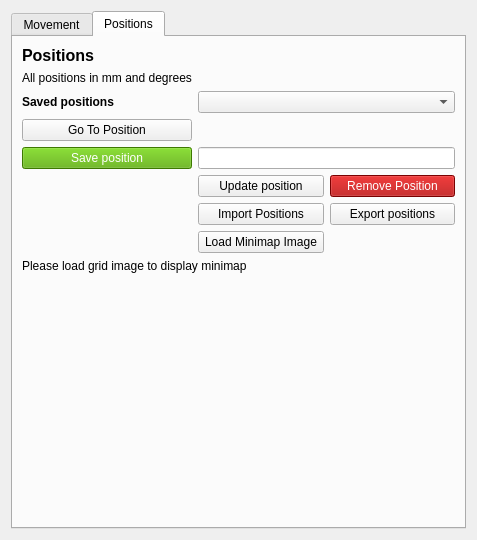
Old version of the form fibsem/ui/qtdesigner_files/FibsemMovementWidget.ui in the repository DeMarcoLab/fibsem.
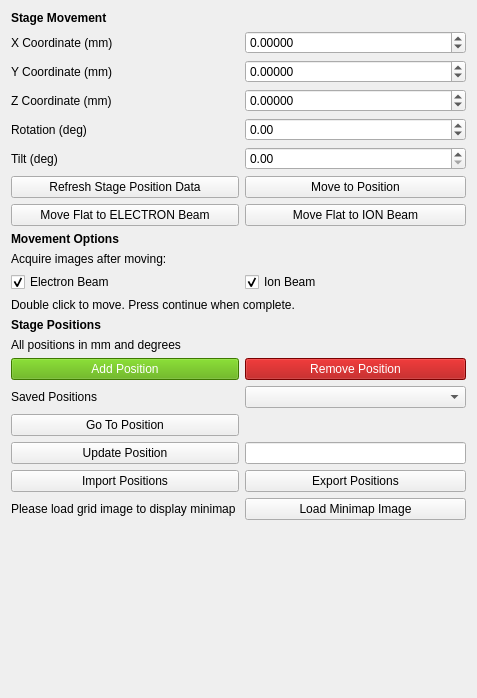
New version of the form. The open tabs and pages were chosen to show the change.

Commit message: cleanup movement widget positions

Diff of the .ui file:
```diff
--- a/fibsem/ui/qtdesigner_files/FibsemMovementWidget.ui
+++ b/fibsem/ui/qtdesigner_files/FibsemMovementWidget.ui
@@ -7,194 +7,113 @@
     <x>0</x>
     <y>0</y>
     <width>477</width>
-    <height>540</height>
+    <height>698</height>
    </rect>
   </property>
   <property name="windowTitle">
    <string>Form</string>
   </property>
   <layout class="QGridLayout" name="gridLayout">
-   <item row="2" column="0">
-    <widget class="QTabWidget" name="tabWidget">
-     <property name="currentIndex">
-      <number>0</number>
+   <item row="0" column="0" colspan="2">
+    <widget class="QLabel" name="label_movement_header">
+     <property name="font">
+      <font>
+       <weight>75</weight>
+       <bold>true</bold>
+      </font>
      </property>
-     <widget class="QWidget" name="tab_movement">
-      <attribute name="title">
-       <string>Movement</string>
-      </attribute>
-      <layout class="QGridLayout" name="gridLayout_2">
-       <item row="8" column="1">
+     <property name="text">
+      <string>Stage Movement</string>
+     </property>
+    </widget>
+   </item>
+   <item row="15" column="0">
+    <widget class="QPushButton" name="pushButton_save_position">
+     <property name="styleSheet">
+      <string notr="true">color: white; background-color: rgb(85, 170, 0)</string>
+     </property>
+     <property name="text">
+      <string>Add Position</string>
+     </property>
+    </widget>
+   </item>
+   <item row="16" column="1">
+    <widget class="QComboBox" name="comboBox_positions"/>
+   </item>
+   <item row="3" column="0">
+    <widget class="QLabel" name="label_movement_stage_z">
+     <property name="text">
+      <string>Z Coordinate (mm)</string>
+     </property>
+    </widget>
+   </item>
+   <item row="6" column="0">
+    <widget class="QPushButton" name="pushButton_refresh_stage_position_data">
+     <property name="text">
+      <string>Refresh Stage Position Data</string>
+     </property>
+    </widget>
+   </item>
+   <item row="7" column="1">
         <widget class="QPushButton" name="pushButton_move_flat_ion">
          <property name="text">
           <string>Move Flat to ION Beam</string>
          </property>
         </widget>
        </item>
-       <item row="11" column="1">
-        <widget class="QCheckBox" name="checkBox_movement_acquire_ion">
-         <property name="text">
-          <string>Ion Beam</string>
-         </property>
-         <property name="checked">
-          <bool>true</bool>
-         </property>
-        </widget>
-       </item>
-       <item row="9" column="0" colspan="2">
-        <widget class="QPushButton" name="pushButton_move">
+   <item row="13" column="0" colspan="2">
+    <widget class="QLabel" name="label_positions_header">
+     <property name="font">
+      <font>
+       <weight>75</weight>
+       <bold>true</bold>
+      </font>
+     </property>
          <property name="text">
-          <string>Move to Position</string>
+      <string>Stage Positions</string>
          </property>
         </widget>
        </item>
-       <item row="5" column="0">
-        <widget class="QLabel" name="label_movement_stage_coordinate_system">
+   <item row="18" column="0">
+    <widget class="QPushButton" name="pushButton_go_to">
          <property name="text">
-          <string>Coordinate System</string>
+      <string>Go To Position</string>
          </property>
         </widget>
        </item>
-       <item row="0" column="1">
-        <widget class="QDoubleSpinBox" name="doubleSpinBox_movement_stage_x">
-         <property name="decimals">
-          <number>5</number>
-         </property>
-         <property name="minimum">
-          <double>-10000000000.000000000000000</double>
-         </property>
-         <property name="maximum">
-          <double>100000000000000000.000000000000000</double>
+   <item row="16" column="0">
+    <widget class="QLabel" name="label_saved_positions">
+     <property name="font">
+      <font>
+       <weight>50</weight>
+       <bold>false</bold>
+      </font>
+     </property>
+     <property name="text">
+      <string>Saved Positions</string>
          </property>
         </widget>
        </item>
        <item row="1" column="0">
-        <widget class="QLabel" name="label_movement_stage_y">
-         <property name="text">
-          <string>Y Coordinate (mm)</string>
-         </property>
-        </widget>
-       </item>
-       <item row="4" column="0">
-        <widget class="QLabel" name="label_movement_stage_tilt">
-         <property name="text">
-          <string>Tilt (deg)</string>
-         </property>
-        </widget>
-       </item>
-       <item row="8" column="0">
-        <widget class="QPushButton" name="pushButton_move_flat_electron">
-         <property name="text">
-          <string>Move Flat to ELECTRON Beam</string>
-         </property>
-        </widget>
-       </item>
-       <item row="3" column="0">
-        <widget class="QLabel" name="label_movement_stage_rotation">
-         <property name="text">
-          <string>Rotation (deg)</string>
-         </property>
-        </widget>
-       </item>
-       <item row="0" column="0">
         <widget class="QLabel" name="label_movement_stage_x">
          <property name="text">
           <string>X Coordinate (mm)</string>
          </property>
         </widget>
        </item>
-       <item row="13" column="0" colspan="2">
-        <widget class="QPushButton" name="pushButton_continue">
+   <item row="7" column="0">
+    <widget class="QPushButton" name="pushButton_move_flat_electron">
          <property name="text">
-          <string>Continue</string>
+      <string>Move Flat to ELECTRON Beam</string>
          </property>
         </widget>
        </item>
-       <item row="5" column="1">
-        <widget class="QComboBox" name="comboBox_movement_stage_coordinate_system"/>
-       </item>
-       <item row="3" column="1">
-        <widget class="QDoubleSpinBox" name="doubleSpinBox_movement_stage_rotation">
-         <property name="minimum">
-          <double>-360.000000000000000</double>
-         </property>
-         <property name="maximum">
-          <double>360.000000000000000</double>
-         </property>
-        </widget>
-       </item>
-       <item row="4" column="1">
-        <widget class="QDoubleSpinBox" name="doubleSpinBox_movement_stage_tilt"/>
-       </item>
-       <item row="2" column="1">
-        <widget class="QDoubleSpinBox" name="doubleSpinBox_movement_stage_z">
-         <property name="decimals">
-          <number>5</number>
-         </property>
-         <property name="minimum">
-          <double>-100000000000000000.000000000000000</double>
-         </property>
-         <property name="maximum">
-          <double>99999999999999991611392.000000000000000</double>
-         </property>
-        </widget>
-       </item>
-       <item row="10" column="0" colspan="2">
-        <widget class="QLabel" name="label_movement_images">
-         <property name="text">
-          <string>Acquire images after moving:</string>
-         </property>
-        </widget>
-       </item>
-       <item row="11" column="0">
-        <widget class="QCheckBox" name="checkBox_movement_acquire_electron">
-         <property name="text">
-          <string>Electron Beam</string>
-         </property>
-         <property name="checked">
-          <bool>true</bool>
-         </property>
-        </widget>
-       </item>
-       <item row="2" column="0">
-        <widget class="QLabel" name="label_movement_stage_z">
-         <property name="text">
-          <string>Z Coordinate (mm)</string>
-         </property>
-        </widget>
-       </item>
-       <item row="1" column="1">
-        <widget class="QDoubleSpinBox" name="doubleSpinBox_movement_stage_y">
-         <property name="decimals">
-          <number>5</number>
-         </property>
-         <property name="minimum">
-          <double>-100000000000000000000.000000000000000</double>
-         </property>
-         <property name="maximum">
-          <double>10000000000000000905969664.000000000000000</double>
-         </property>
-        </widget>
-       </item>
-       <item row="14" column="0" colspan="2">
-        <spacer name="verticalSpacer">
-         <property name="orientation">
-          <enum>Qt::Vertical</enum>
-         </property>
-         <property name="sizeHint" stdset="0">
-          <size>
-           <width>20</width>
-           <height>40</height>
-          </size>
-         </property>
-        </spacer>
-       </item>
-       <item row="12" column="0" colspan="2">
+   <item row="11" column="0" colspan="2">
         <widget class="QLabel" name="label_movement_instructions">
          <property name="minimumSize">
           <size>
            <width>0</width>
-           <height>50</height>
+       <height>0</height>
           </size>
          </property>
          <property name="text">
@@ -205,99 +124,86 @@
          </property>
         </widget>
        </item>
-       <item row="6" column="0" colspan="2">
-        <widget class="QPushButton" name="pushButton_refresh_stage_position_data">
+   <item row="24" column="0" colspan="2">
+    <widget class="QLabel" name="label_minimap">
          <property name="text">
-          <string>Refresh Stage Position Data</string>
+      <string/>
          </property>
         </widget>
        </item>
-      </layout>
-     </widget>
-     <widget class="QWidget" name="tab_positions">
-      <attribute name="title">
-       <string>Positions</string>
-      </attribute>
-      <layout class="QGridLayout" name="gridLayout_3">
-       <item row="1" column="1">
-        <widget class="QLabel" name="label">
-         <property name="font">
-          <font>
-           <pointsize>12</pointsize>
-           <weight>75</weight>
-           <bold>true</bold>
-          </font>
-         </property>
-         <property name="text">
-          <string>Positions </string>
-         </property>
-        </widget>
-       </item>
-       <item row="7" column="3">
-        <widget class="QPushButton" name="pushButton_export">
-         <property name="text">
-          <string>Export positions</string>
-         </property>
-        </widget>
-       </item>
-       <item row="9" column="1" colspan="3">
+   <item row="23" column="0">
         <widget class="QLabel" name="label_4">
          <property name="text">
           <string>Please load grid image to display minimap </string>
          </property>
         </widget>
        </item>
-       <item row="2" column="1">
-        <widget class="QLabel" name="label_3">
-         <property name="text">
-          <string>All positions in mm and degrees</string>
+   <item row="19" column="1">
+    <widget class="QLineEdit" name="lineEdit_position_name">
+     <property name="sizePolicy">
+      <sizepolicy hsizetype="Preferred" vsizetype="Fixed">
+       <horstretch>0</horstretch>
+       <verstretch>0</verstretch>
+      </sizepolicy>
          </property>
         </widget>
        </item>
-       <item row="3" column="1">
-        <widget class="QLabel" name="label_2">
-         <property name="font">
-          <font>
-           <weight>75</weight>
-           <bold>true</bold>
-          </font>
-         </property>
-         <property name="text">
-          <string>Saved positions</string>
-         </property>
-        </widget>
-       </item>
-       <item row="4" column="2" colspan="2">
+   <item row="18" column="1">
         <widget class="QLabel" name="label_current_position">
          <property name="text">
           <string/>
          </property>
         </widget>
        </item>
-       <item row="12" column="1" colspan="3">
-        <spacer name="verticalSpacer_2">
-         <property name="orientation">
-          <enum>Qt::Vertical</enum>
-         </property>
-         <property name="sizeHint" stdset="0">
-          <size>
-           <width>20</width>
-           <height>40</height>
-          </size>
-         </property>
-        </spacer>
-       </item>
-       <item row="6" column="2">
-        <widget class="QPushButton" name="pushButton_update_position">
+   <item row="22" column="0">
+    <widget class="QPushButton" name="pushButton_import">
+     <property name="text">
+      <string>Import Positions</string>
+     </property>
+    </widget>
+   </item>
+   <item row="10" column="0">
+    <widget class="QCheckBox" name="checkBox_movement_acquire_electron">
+     <property name="text">
+      <string>Electron Beam</string>
+     </property>
+     <property name="checked">
+      <bool>true</bool>
+     </property>
+    </widget>
+   </item>
+   <item row="4" column="1">
+    <widget class="QDoubleSpinBox" name="doubleSpinBox_movement_stage_rotation">
+     <property name="minimum">
+      <double>-360.000000000000000</double>
+     </property>
+     <property name="maximum">
+      <double>360.000000000000000</double>
+     </property>
+    </widget>
+   </item>
+   <item row="2" column="0">
+    <widget class="QLabel" name="label_movement_stage_y">
          <property name="text">
-          <string>Update position</string>
+      <string>Y Coordinate (mm)</string>
          </property>
         </widget>
        </item>
-       <item row="5" column="2" colspan="2">
-        <widget class="QLineEdit" name="lineEdit_position_name"/>
-       </item>
-       <item row="6" column="3">
+   <item row="23" column="1">
+    <widget class="QPushButton" name="pushButton_load_image_minimap">
+     <property name="text">
+      <string>Load Minimap Image</string>
+     </property>
+    </widget>
+   </item>
+   <item row="22" column="1">
+    <widget class="QPushButton" name="pushButton_export">
+     <property name="text">
+      <string>Export Positions</string>
+     </property>
+    </widget>
+   </item>
+   <item row="15" column="1">
         <widget class="QPushButton" name="pushButton_remove_position">
          <property name="styleSheet">
           <string notr="true">color: white; background-color: rgb(170, 0, 0)</string>
@@ -307,75 +213,128 @@
          </property>
         </widget>
        </item>
-       <item row="8" column="2">
-        <widget class="QPushButton" name="pushButton_load_image_minimap">
+   <item row="2" column="1">
+    <widget class="QDoubleSpinBox" name="doubleSpinBox_movement_stage_y">
+     <property name="decimals">
+      <number>5</number>
+     </property>
+     <property name="minimum">
+      <double>-100000000000000000000.000000000000000</double>
+     </property>
+     <property name="maximum">
+      <double>10000000000000000905969664.000000000000000</double>
+     </property>
+    </widget>
+   </item>
+   <item row="14" column="0" colspan="2">
+    <widget class="QLabel" name="label_positions_header_info">
          <property name="text">
-          <string>Load Minimap Image</string>
+      <string>All positions in mm and degrees</string>
          </property>
         </widget>
        </item>
-       <item row="4" column="1">
-        <widget class="QPushButton" name="pushButton_go_to">
+   <item row="5" column="0">
+    <widget class="QLabel" name="label_movement_stage_tilt">
          <property name="text">
-          <string>Go To Position</string>
+      <string>Tilt (deg)</string>
          </property>
         </widget>
        </item>
+   <item row="19" column="0">
+    <widget class="QPushButton" name="pushButton_update_position">
+     <property name="text">
+      <string>Update Position</string>
+     </property>
+    </widget>
+   </item>
+   <item row="1" column="1">
+    <widget class="QDoubleSpinBox" name="doubleSpinBox_movement_stage_x">
+     <property name="decimals">
+      <number>5</number>
+     </property>
+     <property name="minimum">
+      <double>-10000000000.000000000000000</double>
+     </property>
+     <property name="maximum">
+      <double>100000000000000000.000000000000000</double>
+     </property>
+    </widget>
+   </item>
+   <item row="4" column="0">
+    <widget class="QLabel" name="label_movement_stage_rotation">
+     <property name="text">
+      <string>Rotation (deg)</string>
+     </property>
+    </widget>
+   </item>
+   <item row="8" column="0" colspan="2">
+    <widget class="QLabel" name="label_movement_options_header">
+     <property name="font">
+      <font>
+       <weight>75</weight>
+       <bold>true</bold>
+      </font>
+     </property>
+     <property name="text">
+      <string>Movement Options</string>
+     </property>
+    </widget>
+   </item>
+   <item row="10" column="1">
+    <widget class="QCheckBox" name="checkBox_movement_acquire_ion">
+     <property name="text">
+      <string>Ion Beam</string>
+     </property>
+     <property name="checked">
+      <bool>true</bool>
+     </property>
+    </widget>
+   </item>
+   <item row="6" column="1">
+    <widget class="QPushButton" name="pushButton_move">
+     <property name="text">
+      <string>Move to Position</string>
+     </property>
+    </widget>
+   </item>
+   <item row="3" column="1">
+    <widget class="QDoubleSpinBox" name="doubleSpinBox_movement_stage_z">
+     <property name="decimals">
+      <number>5</number>
+     </property>
+     <property name="minimum">
+      <double>-100000000000000000.000000000000000</double>
+     </property>
+     <property name="maximum">
+      <double>99999999999999991611392.000000000000000</double>
+     </property>
+    </widget>
+   </item>
+   <item row="25" column="0" colspan="2">
+    <spacer name="verticalSpacer">
+     <property name="orientation">
+      <enum>Qt::Vertical</enum>
+     </property>
+     <property name="sizeHint" stdset="0">
+      <size>
+       <width>20</width>
+       <height>40</height>
+      </size>
+     </property>
+    </spacer>
+   </item>
        <item row="5" column="1">
-        <widget class="QPushButton" name="pushButton_save_position">
-         <property name="styleSheet">
-          <string notr="true">color: white; background-color: rgb(85, 170, 0)</string>
-         </property>
-         <property name="text">
-          <string>Save position</string>
-         </property>
-        </widget>
-       </item>
-       <item row="7" column="2">
-        <widget class="QPushButton" name="pushButton_import">
+    <widget class="QDoubleSpinBox" name="doubleSpinBox_movement_stage_tilt"/>
+   </item>
+   <item row="9" column="0" colspan="2">
+    <widget class="QLabel" name="label_movement_images">
          <property name="text">
-          <string>Import Positions</string>
+      <string>Acquire images after moving:</string>
          </property>
         </widget>
        </item>
-       <item row="3" column="2" colspan="2">
-        <widget class="QComboBox" name="comboBox_positions"/>
-       </item>
-       <item row="10" column="1" colspan="3">
-        <widget class="QLabel" name="label_minimap">
-         <property name="text">
-          <string/>
-         </property>
-        </widget>
-       </item>
-      </layout>
-     </widget>
-    </widget>
-   </item>
-  </layout>
- </widget>
- <tabstops>
-  <tabstop>tabWidget</tabstop>
-  <tabstop>doubleSpinBox_movement_stage_x</tabstop>
-  <tabstop>doubleSpinBox_movement_stage_y</tabstop>
-  <tabstop>doubleSpinBox_movement_stage_z</tabstop>
-  <tabstop>doubleSpinBox_movement_stage_rotation</tabstop>
-  <tabstop>doubleSpinBox_movement_stage_tilt</tabstop>
-  <tabstop>comboBox_movement_stage_coordinate_system</tabstop>
-  <tabstop>pushButton_move_flat_electron</tabstop>
-  <tabstop>pushButton_move_flat_ion</tabstop>
-  <tabstop>pushButton_move</tabstop>
-  <tabstop>checkBox_movement_acquire_electron</tabstop>
-  <tabstop>checkBox_movement_acquire_ion</tabstop>
-  <tabstop>pushButton_continue</tabstop>
-  <tabstop>comboBox_positions</tabstop>
-  <tabstop>pushButton_save_position</tabstop>
-  <tabstop>lineEdit_position_name</tabstop>
-  <tabstop>pushButton_update_position</tabstop>
-  <tabstop>pushButton_remove_position</tabstop>
-  <tabstop>pushButton_import</tabstop>
-  <tabstop>pushButton_export</tabstop>
- </tabstops>
+  </layout>
+ </widget>
  <resources/>
  <connections/>
 </ui>
```
Lines whose indentation alone changed are shown as unchanged. The commit also changes 3 other files.
